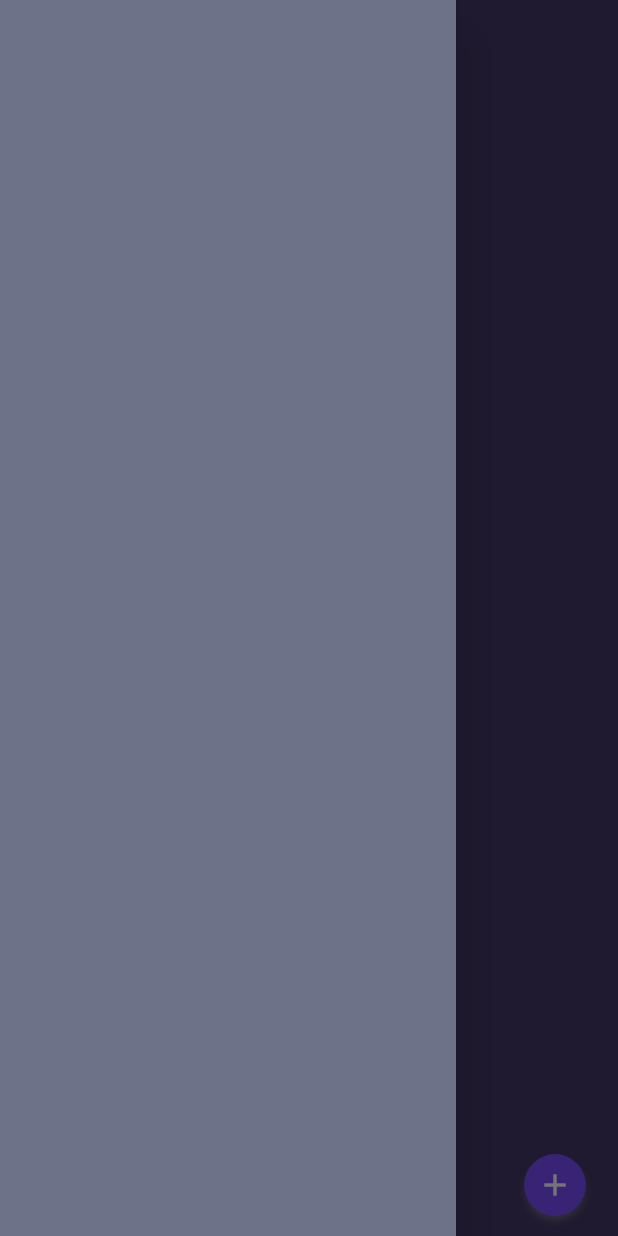
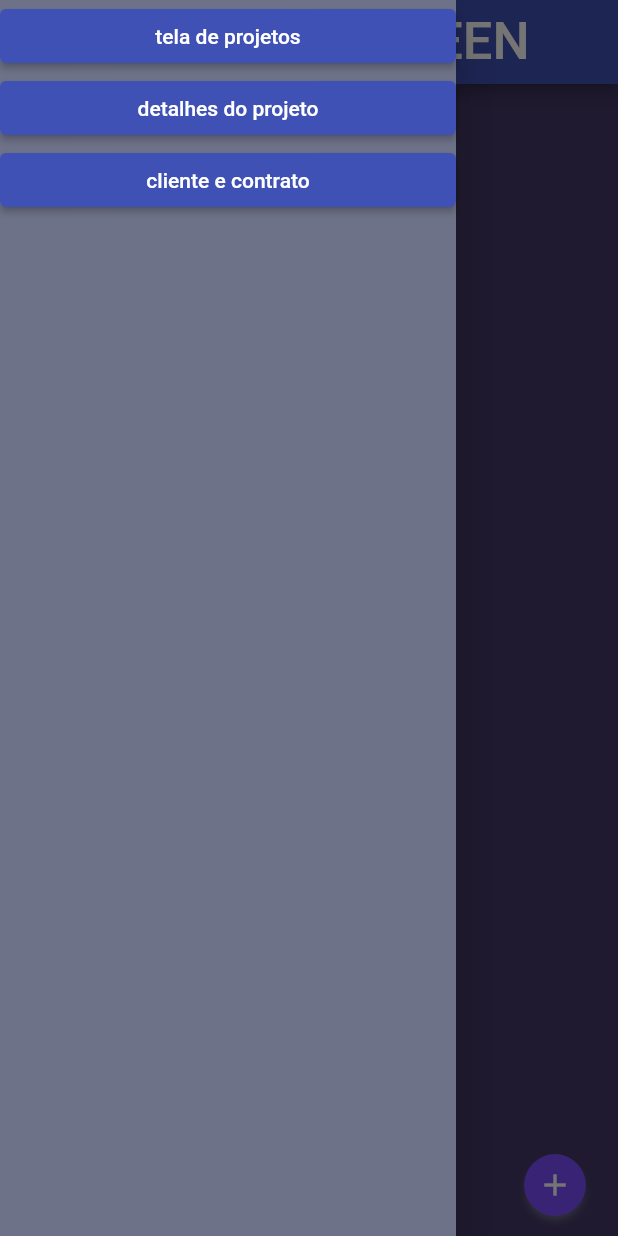
Before and after one commit to Ig0rPaim/projetc, a Flutter app: the home_screen screen opened directly, with the side drawer open, on a phone screen of 412 x 824 dp. Run offline on Flutter 3.47's test engine with Material 2 defaults, Android fonts, the phone set to English and light mode, and no system bars.

Commit message:
adicionado rotas e navegação

```diff
--- a/APP/aux_builder/lib/builderButtons.dart
+++ b/APP/aux_builder/lib/builderButtons.dart
@@ -13,7 +13,7 @@ class BuilderButtons {
 class ScreenWithTwoButtons extends BuilderButtons{
     Widget button(BuildContext context, String text){
     List<double> contextScreen;
-    contextScreen = sizeOfContext(context,  0.469);
+    contextScreen = sizeOfContext(context,  0.39);
     double width = contextScreen[0];
     double height = contextScreen[1];
     return ElevatedButton(
@@ -36,7 +36,7 @@ class ScreenWithTwoButtons extends BuilderButtons{
 class ScreenWithThreeButtons extends BuilderButtons{
     Widget button(BuildContext context, String text){
     List<double> contextScreen;
-    contextScreen = sizeOfContext(context,  0.309);
+    contextScreen = sizeOfContext(context,  0.256);
     double width = contextScreen[0];
     double height = contextScreen[1];
     return ElevatedButton(
@@ -58,15 +58,7 @@ class ScreenWithThreeButtons extends BuilderButtons{
 
 class Planning extends BuilderButtons{
     bool done = true;
-
-    // bool get done {
-    //   return done;
-    // }
-
-    // set done(bool newState) => done = newState;
-
     Widget planning(BuildContext context) {
-    // bool done;
       List<double> contextScreen;
       contextScreen = sizeOfContext(context, 0.5);
       double width = contextScreen[0];
@@ -78,7 +70,6 @@ class Planning extends BuilderButtons{
           style: TextStyle(fontSize: 35.0),
         ),
         style: ElevatedButton.styleFrom(
-        // shape: CircleBorder(),
           primary: Color(0xFF7C4DFF),
           shadowColor: Color(0xFFC5CAE9),
           fixedSize: Size(width, height),
@@ -103,6 +94,18 @@ class AddNewProject extends BuilderButtons{
         shadowColor: Color(0xFFC5CAE9),
         fixedSize: Size(width, height),
       ),
+    );
+  }
+}
+
+
+class NavigatorButtons{
+  Widget navigator(BuildContext context, String routes, String nameButton){
+    return ElevatedButton(
+              onPressed: () {
+                Navigator.pushNamed(context, routes);
+              },
+              child: Text(nameButton),
             );
   }
 }
--- a/APP/aux_builder/lib/home_screen.dart
+++ b/APP/aux_builder/lib/home_screen.dart
@@ -4,8 +4,6 @@ import 'package:flutter/material.dart';
 
 class home_screen extends StatefulWidget {
   const home_screen({Key? key}) : super(key: key);
-
-
 
   @override
   State<home_screen> createState() => _home_screenState();
@@ -16,18 +14,27 @@ class _home_screenState extends State<home_screen> {
   Widget build(BuildContext context) {
     return Scaffold(
       backgroundColor: Color.fromARGB(255, 68, 56, 102),
-        drawer: Drawer(backgroundColor: Color.fromARGB(255, 110, 114, 136)),
-        // appBar: AppBar(
-        //   backgroundColor: Color(0xFF3F51B5),
-        //   title: Center(
-        //     child: Text(
-        //       'HOME SCREEN',
-        //       style: TextStyle(
-        //         fontSize: 35.0,
-        //       ),
-        //     ),
-        //   ),
-        // ),
+      drawer: Drawer(
+        backgroundColor: Color.fromARGB(255, 110, 114, 136),
+        child: ListView(
+          children: <Widget>[
+            NavigatorButtons().navigator(context, '/project_screen', 'tela de projetos'),
+            NavigatorButtons().navigator(context, '/planning/details_project', 'detalhes do projeto'),
+            NavigatorButtons().navigator(context, '/planning/client_contract_screen', 'cliente e contrato'),
+          ],
+        ),
+      ),
+      appBar: AppBar(
+        backgroundColor: Color(0xFF3F51B5),
+        title: Center(
+          child: Text(
+            'HOME SCREEN',
+            style: TextStyle(
+              fontSize: 35.0,
+            ),
+          ),
+        ),
+      ),
       body: Padding(
         padding: EdgeInsets.all(10.0), //usar o sizeOfContext aqui
         child: Column(
--- a/APP/aux_builder/lib/main_app.dart
+++ b/APP/aux_builder/lib/main_app.dart
@@ -22,7 +22,14 @@ class aux_builder extends StatelessWidget {
         primaryColorLight: Color(0xFFC5CAE9),
         accentColor: Color(0xFF7C4DFF),
       ),
-      home: DetailsOfProject(),
+      home: home_screen(),
+      initialRoute: '/',
+      routes: {
+        // '/': (context) => home_screen(),
+        '/planning/client_contract_screen':(context) => ClientAndContract(),
+        '/planning/details_project':(context) => DetailsOfProject(),
+        '/project_screen':(context) => projectScreen(),
+      },
       // routes:,
     );
   }
```
Also changed, not shown: APP/aux_builder/lib/planning/client_contract_screen.dart (+12 -1 lines), APP/aux_builder/lib/planning/details_project.dart (+13 -1 lines), APP/aux_builder/lib/project_screen.dart (+13 -5 lines). Lines whose indentation alone changed are shown as unchanged.
